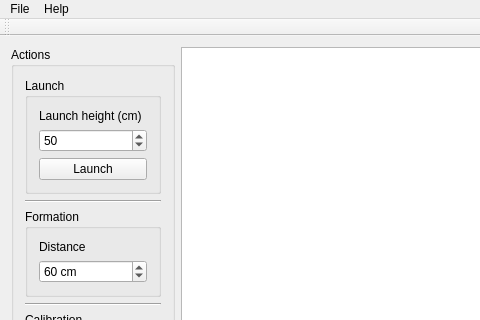
First picture: the form in mainwindow.ui, repository KITrokopter/gui-concepts, before the edit; both pictures show x 0 to 480 and y 0 to 320 of the 716 by 563 pixel window.
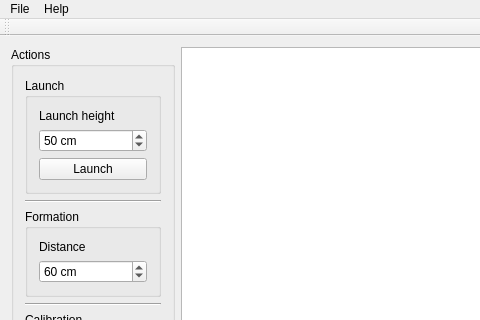
Second picture: the form after the edit.

Commit message: Embed launch height 'cm' suffix

Diff of the .ui file:
```diff
--- a/mainwindow.ui
+++ b/mainwindow.ui
@@ -38,12 +38,15 @@
             <item>
              <widget class="QLabel" name="label_3">
               <property name="text">
-               <string>Launch height (cm)</string>
+               <string>Launch height</string>
               </property>
              </widget>
             </item>
             <item>
              <widget class="QSpinBox" name="spinBox">
+              <property name="suffix">
+               <string> cm</string>
+              </property>
               <property name="minimum">
                <number>20</number>
               </property>
```
Left out of the diff: 3 changed lines with no effect on the pictures.
